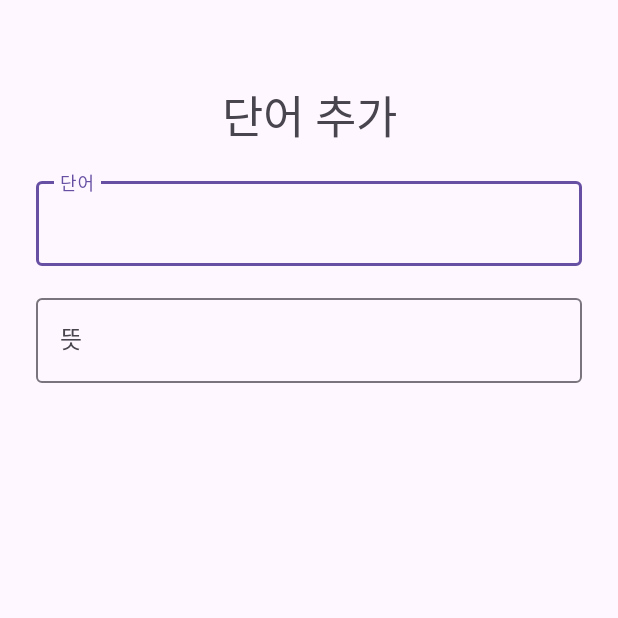
After one commit to suinkimme/study-android, an Android app: the AddActivity screen opened directly, with no data from a screen before it, on a phone screen of 412 x 824 dp, the top half of it. The commit adds this screen. Run offline under Robolectric (Android 15) with nearby library versions, the phone set to English and light mode, and no system bars.

Commit message:
1차 퍼블리싱 중

```diff
--- a/todo/app/src/main/AndroidManifest.xml
+++ b/todo/app/src/main/AndroidManifest.xml
@@ -13,6 +13,9 @@
         android:theme="@style/Theme.Todo"
         tools:targetApi="31">
         <activity
+            android:name=".AddActivity"
+            android:exported="false" />
+        <activity
             android:name=".MainActivity"
             android:exported="true">
             <intent-filter>
--- /dev/null
+++ b/todo/app/src/main/java/com/study/todo/AddActivity.kt
@@ -0,0 +1,11 @@
+package com.study.todo
+
+import androidx.appcompat.app.AppCompatActivity
+import android.os.Bundle
+
+class AddActivity : AppCompatActivity() {
+    override fun onCreate(savedInstanceState: Bundle?) {
+        super.onCreate(savedInstanceState)
+        setContentView(R.layout.activity_add)
+    }
+}
--- /dev/null
+++ b/todo/app/src/main/res/drawable/baseline_add_24.xml
@@ -0,0 +1,5 @@
+<vector android:height="24dp" android:tint="#000000"
+    android:viewportHeight="24" android:viewportWidth="24"
+    android:width="24dp" xmlns:android="http://schemas.android.com/apk/res/android">
+    <path android:fillColor="@android:color/white" android:pathData="M19,13h-6v6h-2v-6H5v-2h6V5h2v6h6v2z"/>
+</vector>
--- /dev/null
+++ b/todo/app/src/main/res/drawable/baseline_delete_24.xml
@@ -0,0 +1,5 @@
+<vector android:height="24dp" android:tint="#000000"
+    android:viewportHeight="24" android:viewportWidth="24"
+    android:width="24dp" xmlns:android="http://schemas.android.com/apk/res/android">
+    <path android:fillColor="@android:color/white" android:pathData="M6,19c0,1.1 0.9,2 2,2h8c1.1,0 2,-0.9 2,-2V7H6v12zM19,4h-3.5l-1,-1h-5l-1,1H5v2h14V4z"/>
+</vector>
--- /dev/null
+++ b/todo/app/src/main/res/drawable/baseline_edit_24.xml
@@ -0,0 +1,5 @@
+<vector android:height="24dp" android:tint="#000000"
+    android:viewportHeight="24" android:viewportWidth="24"
+    android:width="24dp" xmlns:android="http://schemas.android.com/apk/res/android">
+    <path android:fillColor="@android:color/white" android:pathData="M3,17.25V21h3.75L17.81,9.94l-3.75,-3.75L3,17.25zM20.71,7.04c0.39,-0.39 0.39,-1.02 0,-1.41l-2.34,-2.34c-0.39,-0.39 -1.02,-0.39 -1.41,0l-1.83,1.83 3.75,3.75 1.83,-1.83z"/>
+</vector>
--- /dev/null
+++ b/todo/app/src/main/res/layout/activity_add.xml
@@ -0,0 +1,56 @@
+<?xml version="1.0" encoding="utf-8"?>
+<androidx.constraintlayout.widget.ConstraintLayout xmlns:android="http://schemas.android.com/apk/res/android"
+    xmlns:app="http://schemas.android.com/apk/res-auto"
+    xmlns:tools="http://schemas.android.com/tools"
+    android:layout_width="match_parent"
+    android:layout_height="match_parent"
+    tools:context=".AddActivity"
+    android:padding="24dp">
+
+    <TextView
+        android:id="@+id/titleTextView"
+        android:layout_width="match_parent"
+        android:layout_height="wrap_content"
+        android:layout_marginTop="30dp"
+        app:layout_constraintTop_toTopOf="parent"
+        android:text="단어 추가"
+        android:textSize="30sp"
+        android:gravity="center" />
+
+    <com.google.android.material.textfield.TextInputLayout
+    android:id="@+id/textTextInputLayout"
+    style="@style/ThemeOverlay.Material3.AutoCompleteTextView.OutlinedBox"
+    android:layout_width="0dp"
+    android:layout_height="wrap_content"
+    android:layout_marginTop="16dp"
+    app:layout_constraintStart_toStartOf="parent"
+    app:layout_constraintEnd_toEndOf="parent"
+    app:layout_constraintTop_toBottomOf="@id/titleTextView">
+
+        <com.google.android.material.textfield.TextInputEditText
+            android:id="@+id/textInputEditText"
+            android:layout_width="match_parent"
+            android:layout_height="wrap_content"
+            android:hint="단어" />
+
+    </com.google.android.material.textfield.TextInputLayout>
+
+    <com.google.android.material.textfield.TextInputLayout
+        android:id="@+id/meanTextInputLayout"
+        style="@style/ThemeOverlay.Material3.AutoCompleteTextView.OutlinedBox"
+        android:layout_width="0dp"
+        android:layout_height="wrap_content"
+        android:layout_marginTop="16dp"
+        app:layout_constraintStart_toStartOf="parent"
+        app:layout_constraintEnd_toEndOf="parent"
+        app:layout_constraintTop_toBottomOf="@id/textTextInputLayout">
+
+        <com.google.android.material.textfield.TextInputEditText
+            android:id="@+id/meanInputEditText"
+            android:layout_width="match_parent"
+            android:layout_height="wrap_content"
+            android:hint="뜻" />
+
+    </com.google.android.material.textfield.TextInputLayout>
+
+</androidx.constraintlayout.widget.ConstraintLayout>
```
Also changed, not shown: todo/app/src/main/res/layout/activity_main.xml (+68 -3 lines).
